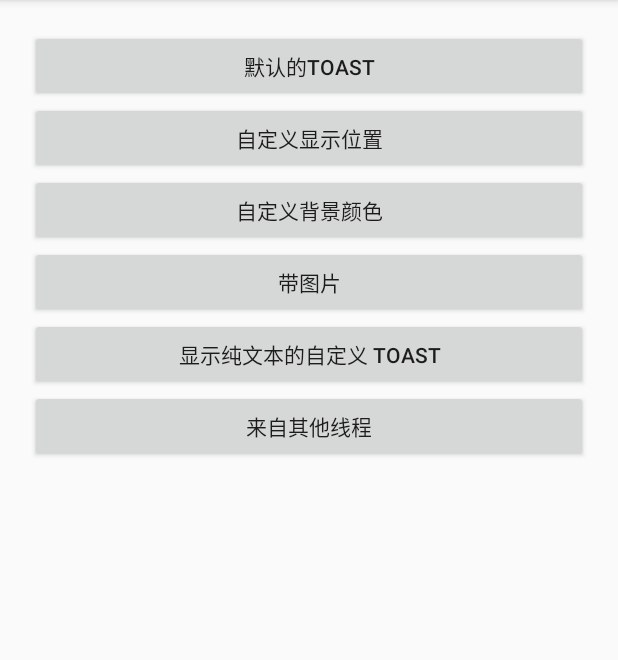
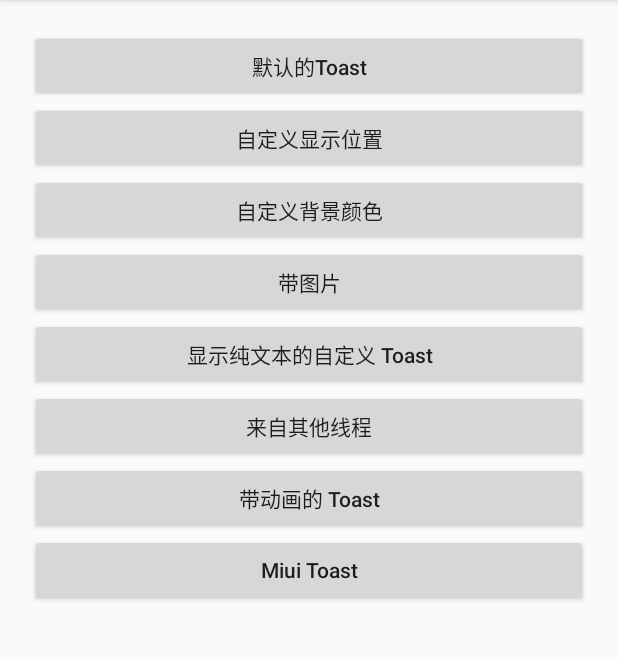
Before and after one commit to hgncxzy/XToast, an Android app: the screen it shows after launch (MainActivity), on a phone screen of 412 x 824 dp, the part 84-744 px from its top. Run offline under Robolectric (Android 15) with nearby library versions, the phone set to English and light mode, and no system bars.

Commit message:
添加带动画的 Toast

```diff
--- a/app/src/main/java/com/xzy/ui/xtoast/MainActivity.kt
+++ b/app/src/main/java/com/xzy/ui/xtoast/MainActivity.kt
@@ -1,7 +1,10 @@
 package com.xzy.ui.xtoast
 
+import android.content.Context
 import androidx.appcompat.app.AppCompatActivity
 import android.os.Bundle
+import android.util.Log
+import android.view.WindowManager
 import kotlinx.android.synthetic.main.activity_main.*
 
 class MainActivity : AppCompatActivity() {
@@ -33,5 +36,13 @@ class MainActivity : AppCompatActivity() {
         toast_from_other_thread.setOnClickListener {
             XToast.showToast(this, "我来自其他线程！")
         }
+
+        toast_with_anim.setOnClickListener {
+            ToastManager.getInstance(this).makeToastSelfAnimation("带动画的 Toast", R.style.XToast)
+        }
+
+        miui_toast.setOnClickListener {
+            MiuiToast.MakeText(this@MainActivity, "MIUI Toast", false).show()
+        }
     }
 }
--- a/app/src/main/java/com/xzy/ui/xtoast/XToast.kt
+++ b/app/src/main/java/com/xzy/ui/xtoast/XToast.kt
@@ -9,6 +9,8 @@ import android.widget.TextView
 import android.app.Activity
 import android.os.Handler
 import android.text.Html
+import android.view.animation.Animation
+import android.view.animation.AnimationUtils
 import androidx.annotation.DrawableRes
 
 
@@ -82,11 +84,12 @@ object XToast {
     /**
      * 自定义文本 Toast -- 自定义布局
      * */
-    @SuppressLint("InflateParams")
     fun showCustomToast(activity: Activity, content: String) {
         cancel()
         textToast = Toast.makeText(activity, content, Toast.LENGTH_SHORT)
         val view = activity.layoutInflater.inflate(R.layout.toast, null)
+        val anim = AnimationUtils.loadAnimation(activity,R.style.XToast)
+        view.animation = anim
         textToast?.view = view
         textToast?.setGravity(Gravity.CENTER, 0, 0)
         textToast?.setText(content)
--- /dev/null
+++ b/app/src/main/res/anim/enter.xml
@@ -0,0 +1,11 @@
+<?xml version="1.0" encoding="utf-8"?>
+<set xmlns:android="http://schemas.android.com/apk/res/android">
+    <scale
+        android:duration="1000"
+        android:fromXScale="0"
+        android:fromYScale="1"
+        android:pivotX="50%"
+        android:pivotY="50%"
+        android:toXScale="1"
+        android:toYScale="1" />
+</set>
--- /dev/null
+++ b/app/src/main/res/anim/out.xml
@@ -0,0 +1,11 @@
+<?xml version="1.0" encoding="utf-8"?>
+<set xmlns:android="http://schemas.android.com/apk/res/android">
+    <scale
+        android:duration="1000"
+        android:fromXScale="1"
+        android:fromYScale="1"
+        android:pivotX="50%"
+        android:pivotY="50%"
+        android:toXScale="0"
+        android:toYScale="1" />
+</set>
--- a/app/src/main/res/layout/activity_main.xml
+++ b/app/src/main/res/layout/activity_main.xml
@@ -17,6 +17,7 @@
         app:layout_constraintLeft_toLeftOf="parent"
         app:layout_constraintRight_toRightOf="parent"
         app:layout_constraintTop_toTopOf="parent"
+        android:textAllCaps="false"
         tools:ignore="HardcodedText" />
 
     <Button
@@ -28,6 +29,7 @@
         app:layout_constraintLeft_toLeftOf="parent"
         app:layout_constraintRight_toRightOf="parent"
         app:layout_constraintTop_toTopOf="parent"
+        android:textAllCaps="false"
         tools:ignore="HardcodedText" />
 
     <Button
@@ -39,6 +41,7 @@
         app:layout_constraintLeft_toLeftOf="parent"
         app:layout_constraintRight_toRightOf="parent"
         app:layout_constraintTop_toTopOf="parent"
+        android:textAllCaps="false"
         tools:ignore="HardcodedText" />
 
     <Button
@@ -50,6 +53,7 @@
         app:layout_constraintLeft_toLeftOf="parent"
         app:layout_constraintRight_toRightOf="parent"
         app:layout_constraintTop_toTopOf="parent"
+        android:textAllCaps="false"
         tools:ignore="HardcodedText" />
 
     <Button
@@ -61,6 +65,7 @@
         app:layout_constraintLeft_toLeftOf="parent"
         app:layout_constraintRight_toRightOf="parent"
         app:layout_constraintTop_toTopOf="parent"
+        android:textAllCaps="false"
         tools:ignore="HardcodedText" />
 
     <Button
@@ -72,6 +77,31 @@
         app:layout_constraintLeft_toLeftOf="parent"
         app:layout_constraintRight_toRightOf="parent"
         app:layout_constraintTop_toTopOf="parent"
+        android:textAllCaps="false"
+        tools:ignore="HardcodedText" />
+
+    <Button
+        android:id="@+id/toast_with_anim"
+        android:layout_width="match_parent"
+        android:layout_height="wrap_content"
+        android:text="带动画的 Toast"
+        app:layout_constraintBottom_toBottomOf="parent"
+        app:layout_constraintLeft_toLeftOf="parent"
+        app:layout_constraintRight_toRightOf="parent"
+        app:layout_constraintTop_toTopOf="parent"
+        android:textAllCaps="false"
+        tools:ignore="HardcodedText" />
+
+    <Button
+        android:id="@+id/miui_toast"
+        android:layout_width="match_parent"
+        android:layout_height="wrap_content"
+        android:text="Miui Toast"
+        app:layout_constraintBottom_toBottomOf="parent"
+        app:layout_constraintLeft_toLeftOf="parent"
+        app:layout_constraintRight_toRightOf="parent"
+        app:layout_constraintTop_toTopOf="parent"
+        android:textAllCaps="false"
         tools:ignore="HardcodedText" />
 
 </LinearLayout>
--- a/app/src/main/res/values/styles.xml
+++ b/app/src/main/res/values/styles.xml
@@ -8,4 +8,14 @@
         <item name="colorAccent">@color/colorAccent</item>
     </style>
 
+
+    <style name="XToast" parent="Base.Animation.AppCompat.Dialog">
+        <item name="android:windowEnterAnimation">@anim/enter</item>
+        <item name="android:windowExitAnimation">@anim/out</item>
+    </style>
+
+    <style name="MiuiToast">
+        <item name="android:windowEnterAnimation">@anim/anim_in</item>
+        <item name="android:windowExitAnimation">@anim/anim_out</item>
+    </style>
 </resources>
```
Also changed, not shown: app/src/main/java/com/xzy/ui/xtoast/MiuiToast.java (added, +65 -0 lines), app/src/main/java/com/xzy/ui/xtoast/ToastManager.java (added, +112 -0 lines), app/src/main/res/anim/anim_in.xml (added, +32 -0 lines), app/src/main/res/anim/anim_out.xml (added, +32 -0 lines).
